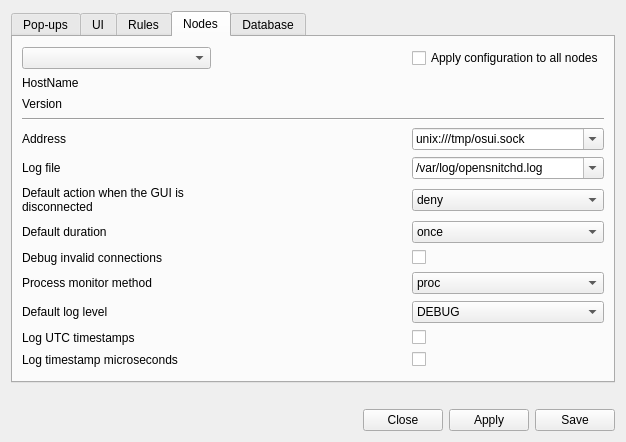
Qt form ui/opensnitch/res/preferences.ui (diegoakanotoperator/securesnitch) before a commit.
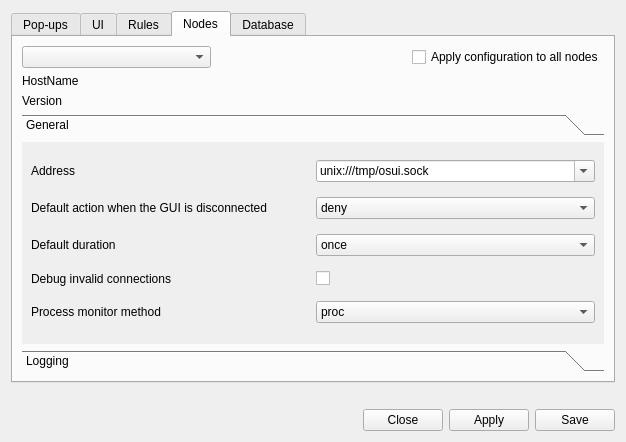
The same form after that commit. The open tabs and pages were chosen to show the change. Icons and pictures are not drawn.

Commit message: ui, prefs: reorganized Nodes options

Patch:
```diff
--- a/ui/opensnitch/res/preferences.ui
+++ b/ui/opensnitch/res/preferences.ui
@@ -822,11 +822,84 @@
       <attribute name="title">
        <string>Nodes</string>
       </attribute>
-      <layout class="QGridLayout" name="gridLayout_4" rowstretch="0,0,0,0,0,0,0,0,0,0,0">
-       <item row="9" column="0">
-        <widget class="QLabel" name="label_13">
+      <layout class="QGridLayout" name="gridLayout_4" rowstretch="0,0,0,0,0,0,0,0,0,0,0,0,0">
+       <item row="1" column="0">
+        <widget class="QLabel" name="label_8">
+         <property name="sizePolicy">
+          <sizepolicy hsizetype="Preferred" vsizetype="Maximum">
+           <horstretch>0</horstretch>
+           <verstretch>0</verstretch>
+          </sizepolicy>
+         </property>
          <property name="text">
-          <string>Process monitor method</string>
+          <string>HostName</string>
+         </property>
+         <property name="alignment">
+          <set>Qt::AlignLeading|Qt::AlignLeft|Qt::AlignTop</set>
+         </property>
+        </widget>
+       </item>
+       <item row="0" column="1">
+        <spacer name="horizontalSpacer_3">
+         <property name="orientation">
+          <enum>Qt::Horizontal</enum>
+         </property>
+         <property name="sizeType">
+          <enum>QSizePolicy::Preferred</enum>
+         </property>
+         <property name="sizeHint" stdset="0">
+          <size>
+           <width>40</width>
+           <height>20</height>
+          </size>
+         </property>
+        </spacer>
+       </item>
+       <item row="1" column="2">
+        <widget class="QLabel" name="labelNodeName">
+         <property name="sizePolicy">
+          <sizepolicy hsizetype="Preferred" vsizetype="Maximum">
+           <horstretch>0</horstretch>
+           <verstretch>0</verstretch>
+          </sizepolicy>
+         </property>
+         <property name="text">
+          <string/>
+         </property>
+         <property name="alignment">
+          <set>Qt::AlignLeading|Qt::AlignLeft|Qt::AlignTop</set>
+         </property>
+        </widget>
+       </item>
+       <item row="2" column="0">
+        <widget class="QLabel" name="label_9">
+         <property name="sizePolicy">
+          <sizepolicy hsizetype="Preferred" vsizetype="Ignored">
+           <horstretch>0</horstretch>
+           <verstretch>0</verstretch>
+          </sizepolicy>
+         </property>
+         <property name="text">
+          <string>Version</string>
+         </property>
+         <property name="alignment">
+          <set>Qt::AlignLeading|Qt::AlignLeft|Qt::AlignTop</set>
+         </property>
+        </widget>
+       </item>
+       <item row="2" column="2">
+        <widget class="QLabel" name="labelNodeVersion">
+         <property name="sizePolicy">
+          <sizepolicy hsizetype="Preferred" vsizetype="Maximum">
+           <horstretch>0</horstretch>
+           <verstretch>0</verstretch>
+          </sizepolicy>
+         </property>
+         <property name="text">
+          <string/>
+         </property>
+         <property name="alignment">
+          <set>Qt::AlignLeading|Qt::AlignLeft|Qt::AlignTop</set>
          </property>
         </widget>
        </item>
@@ -840,47 +913,6 @@
          </property>
         </widget>
        </item>
-       <item row="5" column="0">
-        <widget class="QLabel" name="label_7">
-         <property name="toolTip">
-          <string>&lt;html&gt;&lt;head/&gt;&lt;body&gt;&lt;p&gt;Log file to write logs.&lt;br/&gt;&lt;/p&gt;&lt;p&gt;/dev/stdout will print logs to the standard output.&lt;/p&gt;&lt;/body&gt;&lt;/html&gt;</string>
-         </property>
-         <property name="text">
-          <string>Log file</string>
-         </property>
-        </widget>
-       </item>
-       <item row="8" column="2">
-        <widget class="QCheckBox" name="checkInterceptUnknown">
-         <property name="text">
-          <string/>
-         </property>
-        </widget>
-       </item>
-       <item row="11" column="2">
-        <widget class="QCheckBox" name="checkNodeLogUTC">
-         <property name="text">
-          <string/>
-         </property>
-        </widget>
-       </item>
-       <item row="12" column="2">
-        <widget class="QCheckBox" name="checkNodeLogMicro">
-         <property name="text">
-          <string/>
-         </property>
-        </widget>
-       </item>
-       <item row="7" column="0">
-        <widget class="QLabel" name="label_11">
-         <property name="toolTip">
-          <string>&lt;html&gt;&lt;head/&gt;&lt;body&gt;&lt;p&gt;The default duration will take place when there's no UI connected.&lt;/p&gt;&lt;/body&gt;&lt;/html&gt;</string>
-         </property>
-         <property name="text">
-          <string>Default duration</string>
-         </property>
-        </widget>
-       </item>
        <item row="0" column="2">
         <widget class="QCheckBox" name="checkApplyToNodes">
          <property name="sizePolicy">
@@ -894,23 +926,47 @@
          </property>
         </widget>
        </item>
-       <item row="2" column="2">
-        <widget class="QLabel" name="labelNodeVersion">
-         <property name="sizePolicy">
-          <sizepolicy hsizetype="Preferred" vsizetype="Maximum">
-           <horstretch>0</horstretch>
-           <verstretch>0</verstretch>
-          </sizepolicy>
+       <item row="3" column="0" colspan="3">
+        <widget class="QToolBox" name="toolBox">
+         <property name="currentIndex">
+          <number>0</number>
          </property>
+         <widget class="QWidget" name="page">
+          <property name="geometry">
+           <rect>
+            <x>0</x>
+            <y>0</y>
+            <width>586</width>
+            <height>271</height>
+           </rect>
+          </property>
+          <attribute name="label">
+           <string>General</string>
+          </attribute>
+          <layout class="QGridLayout" name="gridLayout_10">
+           <item row="0" column="0">
+            <widget class="QLabel" name="label_15">
+             <property name="toolTip">
+              <string>&lt;html&gt;&lt;head/&gt;&lt;body&gt;&lt;p&gt;Address of the node.&lt;/p&gt;&lt;p&gt;Default: unix:///tmp/osui.sock (unix:// is mandatory if it's a Unix socket)&lt;/p&gt;&lt;p&gt;It can also be an IP address with the port: 127.0.0.1:50051&lt;/p&gt;&lt;/body&gt;&lt;/html&gt;</string>
+             </property>
          <property name="text">
-          <string/>
-         </property>
-         <property name="alignment">
-          <set>Qt::AlignLeading|Qt::AlignLeft|Qt::AlignTop</set>
-         </property>
-        </widget>
-       </item>
-       <item row="6" column="0">
+              <string>Address</string>
+             </property>
+            </widget>
+           </item>
+           <item row="0" column="1">
+            <widget class="QComboBox" name="comboNodeAddress">
+             <property name="editable">
+              <bool>true</bool>
+             </property>
+             <item>
+              <property name="text">
+               <string>unix:///tmp/osui.sock</string>
+              </property>
+             </item>
+            </widget>
+           </item>
+           <item row="1" column="0">
         <widget class="QLabel" name="label_10">
          <property name="toolTip">
           <string>&lt;html&gt;&lt;head/&gt;&lt;body&gt;&lt;p&gt;The default action will take place when there's no UI connected.&lt;/p&gt;&lt;/body&gt;&lt;/html&gt;</string>
@@ -923,61 +979,42 @@
          </property>
         </widget>
        </item>
-       <item row="1" column="0">
-        <widget class="QLabel" name="label_8">
-         <property name="sizePolicy">
-          <sizepolicy hsizetype="Preferred" vsizetype="Maximum">
-           <horstretch>0</horstretch>
-           <verstretch>0</verstretch>
-          </sizepolicy>
-         </property>
+           <item row="1" column="1">
+            <widget class="QComboBox" name="comboNodeAction">
+             <property name="editable">
+              <bool>false</bool>
+             </property>
+             <item>
          <property name="text">
-          <string>HostName</string>
-         </property>
-         <property name="alignment">
-          <set>Qt::AlignLeading|Qt::AlignLeft|Qt::AlignTop</set>
-         </property>
-        </widget>
-       </item>
-       <item row="1" column="2">
-        <widget class="QLabel" name="labelNodeName">
-         <property name="sizePolicy">
-          <sizepolicy hsizetype="Preferred" vsizetype="Maximum">
-           <horstretch>0</horstretch>
-           <verstretch>0</verstretch>
-          </sizepolicy>
-         </property>
+               <string>deny</string>
+              </property>
+              <property name="icon">
+               <iconset theme="emblem-important">
+                <normaloff>../../../../../../../../../../../../../../../../../../../../../../../../../../../../../../../../../../../../../../../../../../../../../../.designer/backup</normaloff>../../../../../../../../../../../../../../../../../../../../../../../../../../../../../../../../../../../../../../../../../../../../../../.designer/backup</iconset>
+              </property>
+             </item>
+             <item>
          <property name="text">
-          <string/>
-         </property>
-         <property name="alignment">
-          <set>Qt::AlignLeading|Qt::AlignLeft|Qt::AlignTop</set>
-         </property>
-        </widget>
-       </item>
-       <item row="9" column="2">
-        <widget class="QComboBox" name="comboNodeMonitorMethod">
-         <property name="accessibleDescription">
-          <string notr="true"/>
-         </property>
-         <item>
+               <string>allow</string>
+              </property>
+              <property name="icon">
+               <iconset theme="emblem-default">
+                <normaloff>../../../../../../../../../../../../../../../../../../../../../../../../../../../../../../../../../../../../../../../../../../../../../../.designer/backup</normaloff>../../../../../../../../../../../../../../../../../../../../../../../../../../../../../../../../../../../../../../../../../../../../../../.designer/backup</iconset>
+              </property>
+             </item>
+            </widget>
+           </item>
+           <item row="2" column="0">
+            <widget class="QLabel" name="label_11">
+             <property name="toolTip">
+              <string>&lt;html&gt;&lt;head/&gt;&lt;body&gt;&lt;p&gt;The default duration will take place when there's no UI connected.&lt;/p&gt;&lt;/body&gt;&lt;/html&gt;</string>
+             </property>
           <property name="text">
-           <string notr="true">proc</string>
-          </property>
-         </item>
-         <item>
-          <property name="text">
-           <string notr="true">ebpf</string>
-          </property>
-         </item>
-         <item>
-          <property name="text">
-           <string notr="true">audit</string>
-          </property>
-         </item>
-        </widget>
-       </item>
-       <item row="7" column="2">
+              <string>Default duration</string>
+             </property>
+            </widget>
+           </item>
+           <item row="2" column="1">
         <widget class="QComboBox" name="comboNodeDuration">
          <item>
           <property name="text">
@@ -996,17 +1033,7 @@
          </item>
         </widget>
        </item>
-       <item row="4" column="0">
-        <widget class="QLabel" name="label_15">
-         <property name="toolTip">
-          <string>&lt;html&gt;&lt;head/&gt;&lt;body&gt;&lt;p&gt;Address of the node.&lt;/p&gt;&lt;p&gt;Default: unix:///tmp/osui.sock (unix:// is mandatory if it's a Unix socket)&lt;/p&gt;&lt;p&gt;It can also be an IP address with the port: 127.0.0.1:50051&lt;/p&gt;&lt;/body&gt;&lt;/html&gt;</string>
-         </property>
-         <property name="text">
-          <string>Address</string>
-         </property>
-        </widget>
-       </item>
-       <item row="8" column="0">
+           <item row="3" column="0">
         <widget class="QLabel" name="label_12">
          <property name="toolTip">
           <string>&lt;html&gt;&lt;head/&gt;&lt;body&gt;&lt;p&gt;If checked, OpenSnitch will prompt you to allow or deny connections that don't have an associated PID, due to several reasons, mostly due to bad state connections.&lt;/p&gt;&lt;p&gt;The pop-up dialog will only contain information about the network connection.&lt;/p&gt;&lt;p&gt;There're some scenarios where these are valid connections though, like when establishing a VPN using WireGuard.&lt;/p&gt;&lt;/body&gt;&lt;/html&gt;</string>
@@ -1016,8 +1043,66 @@
          </property>
         </widget>
        </item>
-       <item row="11" column="0">
-        <widget class="QLabel" name="label_22">
+           <item row="3" column="1">
+            <widget class="QCheckBox" name="checkInterceptUnknown">
+             <property name="text">
+              <string/>
+             </property>
+            </widget>
+           </item>
+           <item row="4" column="0">
+            <widget class="QLabel" name="label_13">
+             <property name="text">
+              <string>Process monitor method</string>
+             </property>
+            </widget>
+           </item>
+           <item row="4" column="1">
+            <widget class="QComboBox" name="comboNodeMonitorMethod">
+             <property name="accessibleDescription">
+              <string notr="true"/>
+             </property>
+             <item>
+              <property name="text">
+               <string notr="true">proc</string>
+              </property>
+             </item>
+             <item>
+              <property name="text">
+               <string notr="true">ebpf</string>
+              </property>
+             </item>
+             <item>
+              <property name="text">
+               <string notr="true">audit</string>
+              </property>
+             </item>
+            </widget>
+           </item>
+          </layout>
+         </widget>
+         <widget class="QWidget" name="page_2">
+          <property name="geometry">
+           <rect>
+            <x>0</x>
+            <y>0</y>
+            <width>586</width>
+            <height>271</height>
+           </rect>
+          </property>
+          <attribute name="label">
+           <string>Logging</string>
+          </attribute>
+          <layout class="QGridLayout" name="gridLayout_12">
+           <item row="2" column="1">
+            <widget class="QCheckBox" name="checkNodeLogUTC">
+             <property name="text">
+              <string/>
+             </property>
+            </widget>
+           </item>
+           <item row="0" column="0">
+            <widget class="QLabel" name="label_7">
          <property name="toolTip">
           <string>&lt;html&gt;&lt;head/&gt;&lt;body&gt;&lt;p&gt;If checked, OpenSnitch will use the UTC timezone for timestamps.&lt;/p&gt;&lt;/body&gt;&lt;/html&gt;</string>
          </property>
@@ -1026,7 +1111,7 @@
          </property>
         </widget>
        </item>
-       <item row="12" column="0">
+           <item row="3" column="0">
         <widget class="QLabel" name="label_23">
          <property name="toolTip">
           <string>&lt;html&gt;&lt;head/&gt;&lt;body&gt;&lt;p&gt;If checked, OpenSnitch will log timestamp microseconds.&lt;/p&gt;&lt;/body&gt;&lt;/html&gt;</string>
@@ -1036,48 +1121,7 @@
          </property>
         </widget>
        </item>
-       <item row="6" column="2">
-        <widget class="QComboBox" name="comboNodeAction">
-         <property name="editable">
-          <bool>false</bool>
-         </property>
-         <item>
-          <property name="text">
-           <string>deny</string>
-          </property>
-          <property name="icon">
-           <iconset theme="emblem-important">
-            <normaloff>../../../../../../../../../../../../../../../../../../../../../../../../../../../../../../../../../../../../../../../../../../../../../../.designer/backup</normaloff>../../../../../../../../../../../../../../../../../../../../../../../../../../../../../../../../../../../../../../../../../../../../../../.designer/backup</iconset>
-          </property>
-         </item>
-         <item>
-          <property name="text">
-           <string>allow</string>
-          </property>
-          <property name="icon">
-           <iconset theme="emblem-default">
-            <normaloff>../../../../../../../../../../../../../../../../../../../../../../../../../../../../../../../../../../../../../../../../../../../../../../.designer/backup</normaloff>../../../../../../../../../../../../../../../../../../../../../../../../../../../../../../../../../../../../../../../../../../../../../../.designer/backup</iconset>
-          </property>
-         </item>
-        </widget>
-       </item>
-       <item row="2" column="0">
-        <widget class="QLabel" name="label_9">
-         <property name="sizePolicy">
-          <sizepolicy hsizetype="Preferred" vsizetype="Ignored">
-           <horstretch>0</horstretch>
-           <verstretch>0</verstretch>
-          </sizepolicy>
-         </property>
-         <property name="text">
-          <string>Version</string>
-         </property>
-         <property name="alignment">
-          <set>Qt::AlignLeading|Qt::AlignLeft|Qt::AlignTop</set>
-         </property>
-        </widget>
-       </item>
-       <item row="10" column="2">
+           <item row="1" column="1">
         <widget class="QComboBox" name="comboNodeLogLevel">
          <property name="accessibleDescription">
           <string notr="true"/>
@@ -1114,19 +1158,24 @@
          </item>
         </widget>
        </item>
-       <item row="4" column="2">
-        <widget class="QComboBox" name="comboNodeAddress">
-         <property name="editable">
-          <bool>true</bool>
-         </property>
-         <item>
+           <item row="2" column="0">
+            <widget class="QLabel" name="label_22">
+             <property name="toolTip">
+              <string>&lt;html&gt;&lt;head/&gt;&lt;body&gt;&lt;p&gt;If checked, OpenSnitch will use the UTC timezone for timestamps.&lt;/p&gt;&lt;/body&gt;&lt;/html&gt;</string>
+             </property>
           <property name="text">
-           <string>unix:///tmp/osui.sock</string>
-          </property>
-         </item>
-        </widget>
-       </item>
-       <item row="5" column="2">
+              <string>Log UTC timestamps</string>
+             </property>
+            </widget>
+           </item>
+           <item row="1" column="0">
+            <widget class="QLabel" name="label_14">
+             <property name="text">
+              <string>Default log level</string>
+             </property>
+            </widget>
+           </item>
+           <item row="0" column="1">
         <widget class="QComboBox" name="comboNodeLogFile">
          <property name="editable">
           <bool>true</bool>
@@ -1143,8 +1192,15 @@
          </item>
         </widget>
        </item>
-       <item row="0" column="1">
-        <spacer name="horizontalSpacer_3">
+           <item row="3" column="1">
+            <widget class="QCheckBox" name="checkNodeLogMicro">
+             <property name="text">
+              <string/>
+             </property>
+            </widget>
+           </item>
+           <item row="4" column="1">
+            <spacer name="verticalSpacer_3">
          <property name="orientation">
           <enum>Qt::Horizontal</enum>
          </property>
@@ -1159,18 +1215,8 @@
          </property>
         </spacer>
        </item>
-       <item row="10" column="0">
-        <widget class="QLabel" name="label_14">
-         <property name="text">
-          <string>Default log level</string>
-         </property>
-        </widget>
-       </item>
-       <item row="3" column="0" colspan="3">
-        <widget class="Line" name="line">
-         <property name="orientation">
-          <enum>Qt::Horizontal</enum>
-         </property>
+          </layout>
+         </widget>
         </widget>
        </item>
       </layout>
```
Left out of the diff: 14 changed lines with no effect on the pictures. Lines whose indentation alone changed are shown as unchanged.
